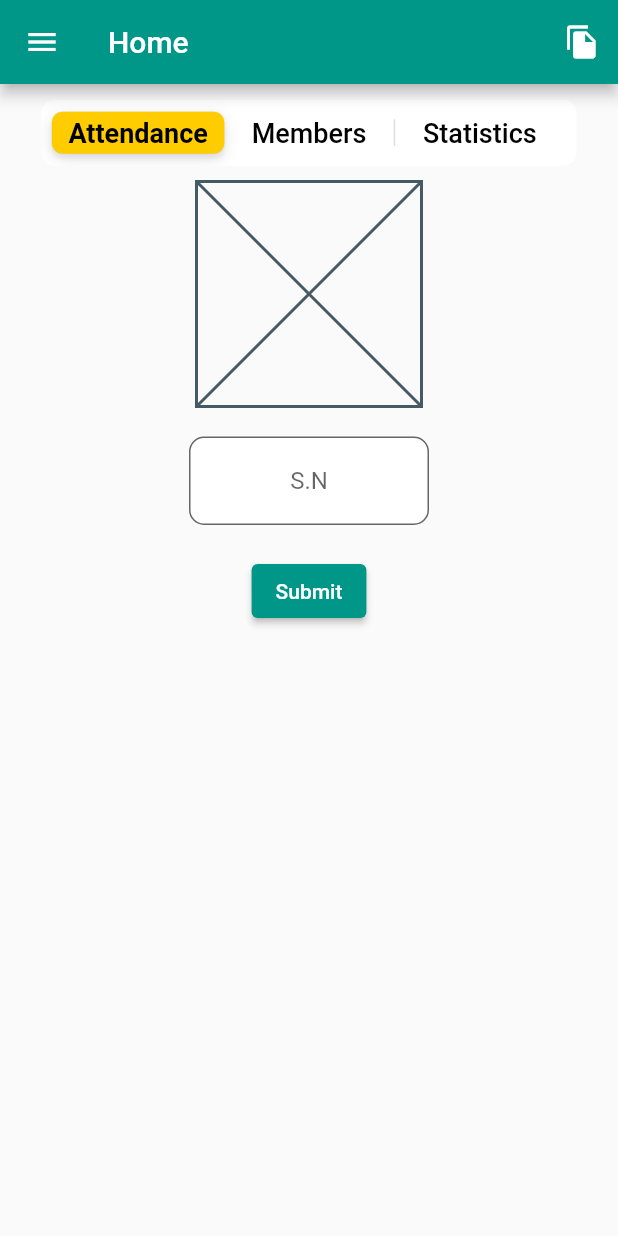
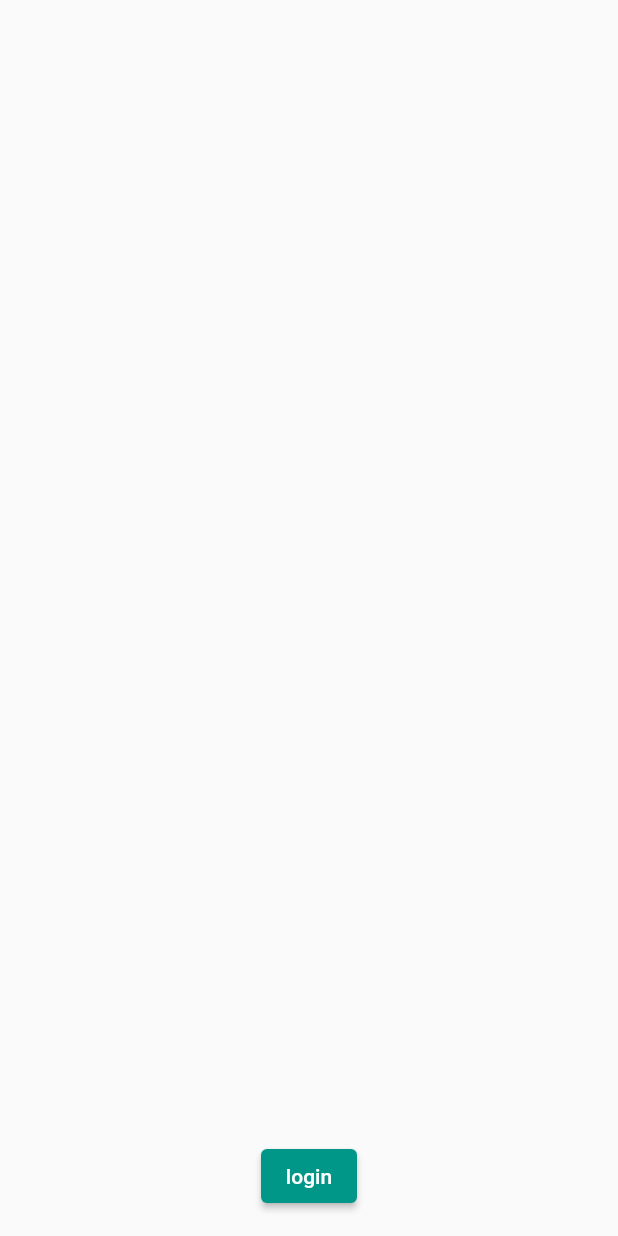
Before and after one commit to AliArafat4/attendance, a Flutter app: the screen it shows after launch, on a phone screen of 412 x 824 dp. Run offline on Flutter 3.47's test engine with Material 2 defaults, Android fonts, the phone set to English and light mode, and no system bars; our stand-ins replace file_picker, firebase_core, permission_handler; missing offline and left inert: excel; accounts and stored records are empty.

```diff
--- a/lib/constants.dart
+++ b/lib/constants.dart
@@ -1,16 +1,14 @@
+import 'package:attendance/view/login.dart';
 import 'package:attendance/view/attendance.dart';
 import 'package:attendance/view/home_screen.dart';
 import 'package:attendance/view/members.dart';
+import 'package:attendance/view/selectFile_screen.dart';
 import 'package:flutter/material.dart';
 
 final Map<String, WidgetBuilder> routes = {
   '/home': (context) => const HomeScreen(),
   '/members': (context) => const Members(),
   '/attendance': (context) => const Attendance(),
+  '/login': (context) => const LoginScreen(),
+  '/selectFile': (context) => const SelectFileScreen(),
 };
-
-//TODO: change to data from excel
-List<int> sn = [1, 2, 3, 4];
-List<String> names = ["Ali Hussain Arafat", "Ahmed", "Mohammed Abdullah almohammed", "Hadi"];
-List<String> phone = ["1234567890", "8888888888", "1234567890", "1234567890"];
-List<bool> isAttend = [true, true, false, true];
--- a/lib/main.dart
+++ b/lib/main.dart
@@ -1,4 +1,5 @@
-import 'package:attendance/view/home_screen.dart';
+import 'package:attendance/view/login.dart';
+
 import 'package:firebase_core/firebase_core.dart';
 import 'package:flutter/material.dart';
 
@@ -22,7 +23,7 @@ class MyApp extends StatelessWidget {
       theme: ThemeData(
         primarySwatch: Colors.teal,
       ),
-      home: const HomeScreen(),
+      home: const LoginScreen(),
       //  initialRoute: ,
       routes: routes,
     );
--- a/lib/view/home_screen.dart
+++ b/lib/view/home_screen.dart
@@ -59,8 +59,9 @@ class _HomeScreenState extends State<HomeScreen> {
         title: const Text("Home"),
         actions: [
           IconButton(
-              onPressed: () {
-                excelFiles.readContent(excelFiles.selectFile());
+              onPressed: () async {
+                await excelFiles.readContent(excelFiles.selectFile());
+                setState(() {});
               },
               icon: const Icon(Icons.file_copy))
         ],
--- /dev/null
+++ b/lib/view/login.dart
@@ -0,0 +1,25 @@
+import 'package:attendance/view/home_screen.dart';
+import 'package:attendance/view/selectFile_screen.dart';
+import 'package:flutter/material.dart';
+
+class LoginScreen extends StatelessWidget {
+  const LoginScreen({Key? key}) : super(key: key);
+
+  @override
+  Widget build(BuildContext context) {
+    return Scaffold(
+      body: SingleChildScrollView(
+        child: Column(
+          children: [],
+        ),
+      ),
+      floatingActionButton: ElevatedButton(
+          onPressed: () {
+            Navigator.pushReplacement(
+                context, MaterialPageRoute(builder: (context) => const HomeScreen()));
+          },
+          child: const Text("login")),
+      floatingActionButtonLocation: FloatingActionButtonLocation.centerFloat,
+    );
+  }
+}
```
Also changed, not shown: lib/model/file_operations.dart (+6 -10 lines), lib/view/attendance.dart (+32 -1 lines), lib/view/selectFile_screen.dart (added, +16 -0 lines).
